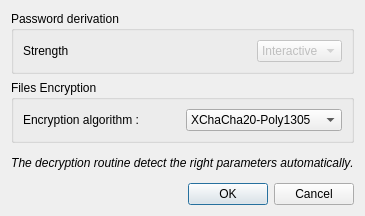
This is qtgui/configDialog.ui in Antidote1911/dexiosgui as Qt 5 draws it before an edit. The edited form follows.
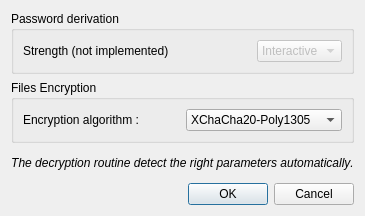
This is the edited form.

The edit to the form file:
```diff
--- a/qtgui/configDialog.ui
+++ b/qtgui/configDialog.ui
@@ -23,7 +23,7 @@
       <item row="0" column="0">
        <widget class="QLabel" name="label_2">
         <property name="text">
-         <string>Strength</string>
+         <string>Strength (not implemented)</string>
         </property>
        </widget>
       </item>
```
Left out of the diff: 2 changed lines with no effect on the pictures.
